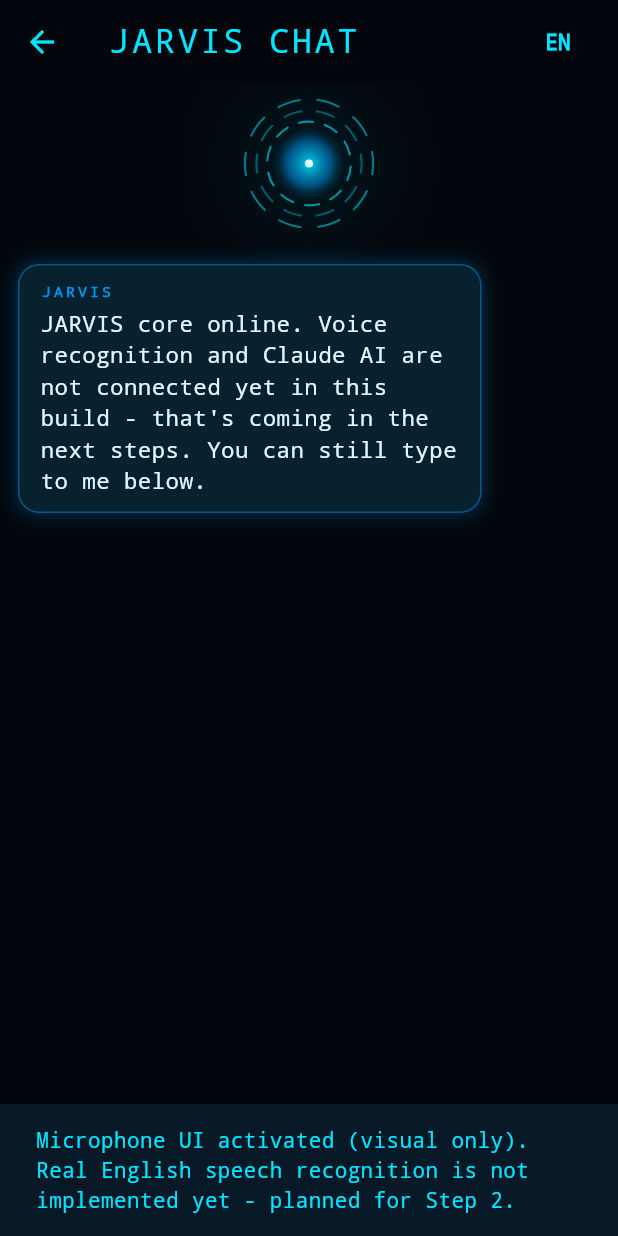
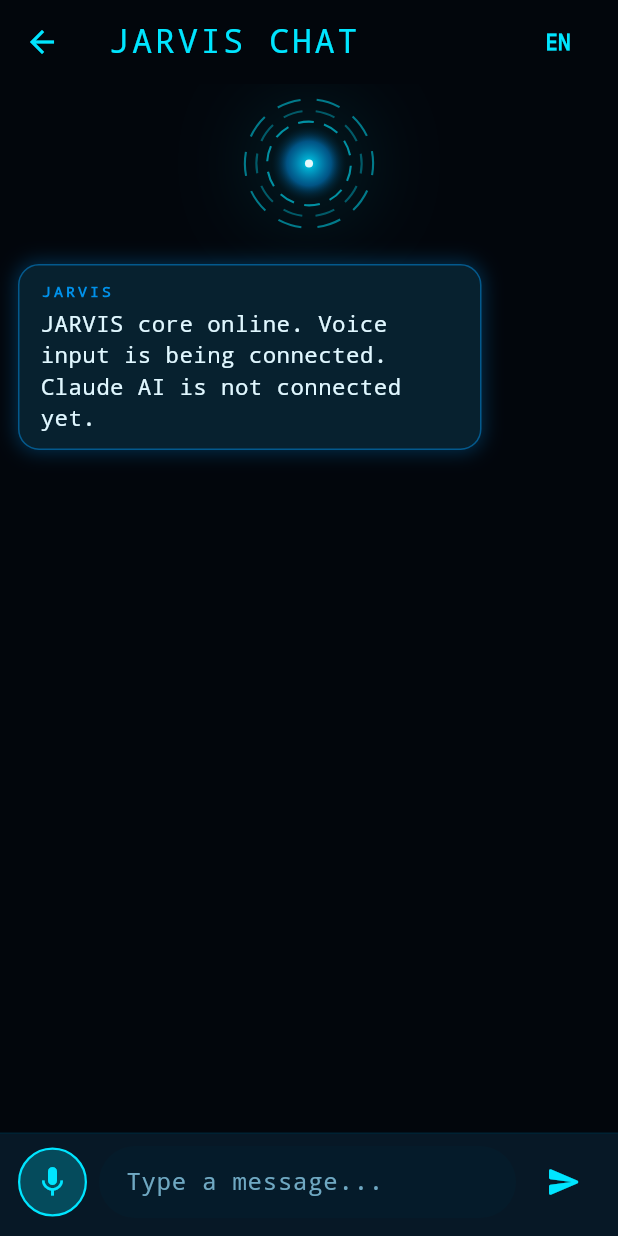
Before and after one commit to punmesh27-crypto/jarvis-assistant-, a Flutter app: the ChatScreen screen opened directly, after a tap on the "mic none" icon, on a phone screen of 412 x 824 dp. Run offline on Flutter 3.47's test engine with Material 3 defaults, Android fonts, the phone set to English and light mode, and no system bars; our stand-ins replace flutter_tts, speech_to_text.

Commit message:
Fix JARVIS voice service and chat screen

```diff
--- a/lib/screens/chat_screen.dart
+++ b/lib/screens/chat_screen.dart
@@ -3,19 +3,8 @@ import '../models/chat_message.dart';
 import '../theme/app_theme.dart';
 import '../widgets/chat_bubble.dart';
 import '../widgets/jarvis_orb.dart';
+import '../services/voice_service.dart';
 
-/// Working chat screen.
-///
-/// What IS functional right now:
-///  - Typing a message and sending it
-///  - Messages appear instantly in the list (user + a canned JARVIS reply)
-///  - The orb animates and visually reacts to "listening" state
-///  - Language selector (English / Marathi) - stores the selection only
-///
-/// What is NOT functional yet (by design, for Step 1):
-///  - The microphone button does not record or recognize speech yet.
-///    Tapping it shows an honest message instead of pretending to work.
-///  - Replies are a fixed placeholder, not real Claude AI responses.
 class ChatScreen extends StatefulWidget {
   const ChatScreen({super.key});
 
@@ -24,18 +13,18 @@ class ChatScreen extends StatefulWidget {
 }
 
 class _ChatScreenState extends State<ChatScreen> {
+
   final List<ChatMessage> _messages = [
     ChatMessage(
-      text:
-          "JARVIS core online. Voice recognition and Claude AI are not "
-          "connected yet in this build - that's coming in the next steps. "
-          "You can still type to me below.",
+      text: "JARVIS core online. Voice input is being connected. "
+          "Claude AI is not connected yet.",
       isUser: false,
     ),
   ];
 
   final TextEditingController _controller = TextEditingController();
   final ScrollController _scrollController = ScrollController();
+  final VoiceService _voiceService = VoiceService();
 
   bool _isListening = false;
   String _language = 'English';
@@ -48,9 +37,8 @@ class _ChatScreenState extends State<ChatScreen> {
       _messages.add(ChatMessage(text: text, isUser: true));
       _messages.add(
         ChatMessage(
-          text:
-              "I received your message: \"$text\". Real AI responses "
-              "will be connected in Step 3 (Claude API integration).",
+          text: "I received your message: \"$text\". "
+              "Real AI responses will be connected in Step 3.",
           isUser: false,
         ),
       );
@@ -72,26 +60,54 @@ class _ChatScreenState extends State<ChatScreen> {
     });
   }
 
-  void _onMicPressed() {
-    setState(() => _isListening = !_isListening);
+  Future<void> _onMicPressed() async {
+    if (_isListening) {
+      await _voiceService.stopListening();
+      if (mounted) setState(() => _isListening = false);
+      return;
+    }
+
+    setState(() => _isListening = true);
+
+    try {
+      await _voiceService.startListening(
+        locale: _language == 'English' ? 'en-US' : 'mr-IN',
+        onListeningChanged: (listening) {
+          if (mounted) {
+            setState(() => _isListening = listening);
+          }
+        },
+        onResult: (recognizedText) {
+          if (!mounted) return;
+
+          setState(() {
+            _controller.value = TextEditingValue(
+              text: recognizedText,
+              selection: TextSelection.collapsed(
+                offset: recognizedText.length,
+              ),
+            );
+
+            if (recognizedText.isNotEmpty) {
+              _scrollToBottom();
+            }
+          });
+        },
+      );
+    } catch (error) {
+      if (!mounted) return;
+
+      setState(() => _isListening = false);
 
       ScaffoldMessenger.of(context).showSnackBar(
         SnackBar(
           backgroundColor: AppTheme.panelColor,
           content: Text(
-          _isListening
-              ? 'Microphone UI activated (visual only). Real $_language '
-                  'speech recognition is not implemented yet - planned for Step 2.'
-              : 'Microphone deactivated.',
+            'Voice error: $error',
             style: const TextStyle(color: AppTheme.primaryBlue),
           ),
         ),
       );
-
-    if (_isListening) {
-      Future.delayed(const Duration(seconds: 2), () {
-        if (mounted) setState(() => _isListening = false);
-      });
     }
   }
 
@@ -103,6 +119,8 @@ class _ChatScreenState extends State<ChatScreen> {
 
   @override
   void dispose() {
+    _voiceService.stopListening();
+    _voiceService.stopSpeaking();
     _controller.dispose();
     _scrollController.dispose();
     super.dispose();
--- a/lib/services/voice_service.dart
+++ b/lib/services/voice_service.dart
@@ -1,25 +1,65 @@
-/// VoiceService - PLACEHOLDER ONLY.
-///
-/// This file exists so the project structure is ready for Step 2
-/// (real speech-to-text and text-to-speech for Marathi + English).
-///
-/// NOTHING in this file is implemented or functional yet.
-/// Do not call these methods expecting real behavior - they are
-/// stubs that make the intended future API shape explicit.
+import 'package:speech_to_text/speech_to_text.dart' as stt;
+import 'package:flutter_tts/flutter_tts.dart';
+
 class VoiceService {
-  /// Will eventually start listening to the microphone and return
-  /// recognized text. Not implemented yet.
-  Future<String?> startListening({String locale = 'en-US'}) async {
-    throw UnimplementedError(
-      'Voice recognition is not implemented yet. Planned for Step 2.',
+  final stt.SpeechToText _speech = stt.SpeechToText();
+  final FlutterTts _tts = FlutterTts();
+
+  bool _initialized = false;
+
+  Future<bool> initialize() async {
+    if (_initialized) return true;
+    _initialized = await _speech.initialize();
+    return _initialized;
+  }
+
+  Future<void> startListening({
+    String locale = 'en-US',
+    required Function(String) onResult,
+    required Function(bool) onListeningChanged,
+  }) async {
+    final available = await initialize();
+
+    if (!available) {
+      throw Exception('Speech recognition is not available.');
+    }
+
+    await _speech.listen(
+      onResult: (result) {
+        onResult(result.recognizedWords);
+      },
+      onStatus: (status) {
+        final listening = status == 'listening';
+        onListeningChanged(listening);
+      },
+      localeId: locale,
+      listenFor: const Duration(seconds: 30),
+      pauseFor: const Duration(seconds: 3),
+      partialResults: true,
     );
   }
 
-  /// Will eventually speak the given text out loud using TTS.
-  /// Not implemented yet.
-  Future<void> speak(String text, {String locale = 'en-US'}) async {
-    throw UnimplementedError(
-      'Text-to-speech is not implemented yet. Planned for Step 2.',
-    );
+  Future<void> stopListening() async {
+    if (_speech.isListening) {
+      await _speech.stop();
+    }
   }
+
+  Future<void> speak(
+    String text, {
+    String locale = 'en-US',
+  }) async {
+    if (text.trim().isEmpty) return;
+
+    await _tts.setLanguage(locale);
+    await _tts.setSpeechRate(0.48);
+    await _tts.setPitch(1.0);
+    await _tts.speak(text);
+  }
+
+  Future<void> stopSpeaking() async {
+    await _tts.stop();
+  }
+
+  bool get isListening => _speech.isListening;
 }
```
Lines whose indentation alone changed are shown as unchanged.
